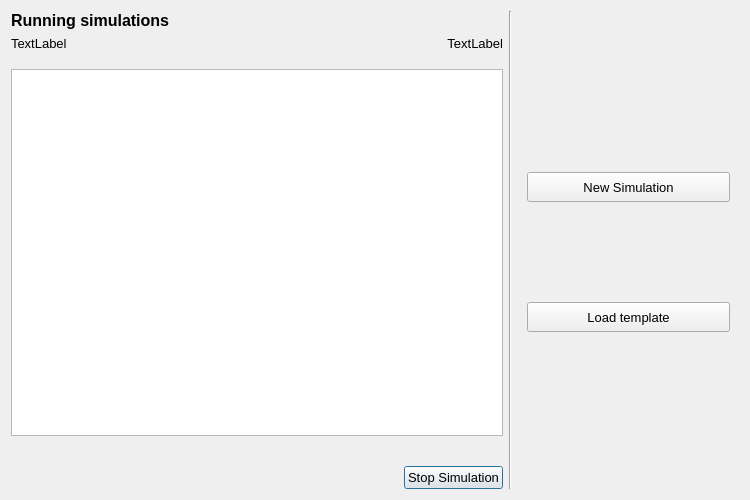
First picture: the form in threedi_api_qgis_client/ui/sim_overview.ui, repository nens/threedi-api-qgis-client, before the edit.
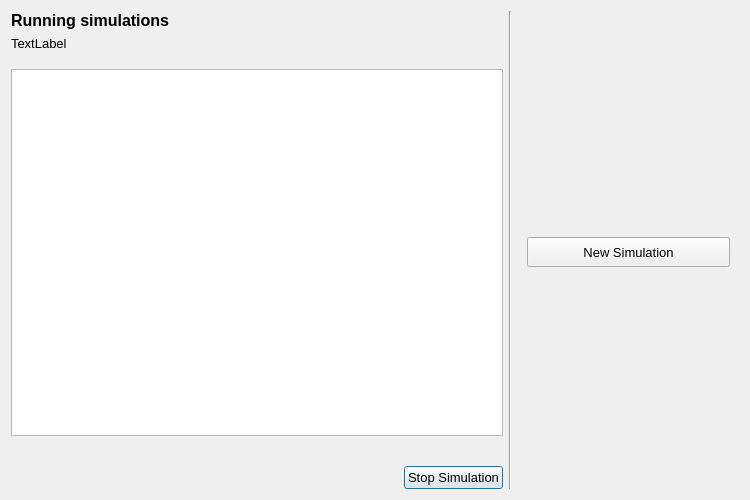
Second picture: the form after the edit.

```diff
--- a/threedi_api_qgis_client/ui/sim_overview.ui
+++ b/threedi_api_qgis_client/ui/sim_overview.ui
@@ -84,19 +84,6 @@
      </property>
     </widget>
    </item>
-   <item row="1" column="2">
-    <widget class="QLabel" name="label_organisation">
-     <property name="layoutDirection">
-      <enum>Qt::LeftToRight</enum>
-     </property>
-     <property name="text">
-      <string>TextLabel</string>
-     </property>
-     <property name="alignment">
-      <set>Qt::AlignRight|Qt::AlignTrailing|Qt::AlignVCenter</set>
-     </property>
-    </widget>
-   </item>
    <item row="1" column="0">
     <widget class="QLabel" name="label_user">
      <property name="text">
@@ -148,22 +135,6 @@
         </property>
        </widget>
       </item>
-      <item row="1" column="0">
-       <widget class="QPushButton" name="pb_load_template">
-        <property name="enabled">
-         <bool>true</bool>
-        </property>
-        <property name="minimumSize">
-         <size>
-          <width>0</width>
-          <height>30</height>
-         </size>
-        </property>
-        <property name="text">
-         <string>Load template</string>
-        </property>
-       </widget>
-      </item>
      </layout>
     </widget>
    </item>
```
